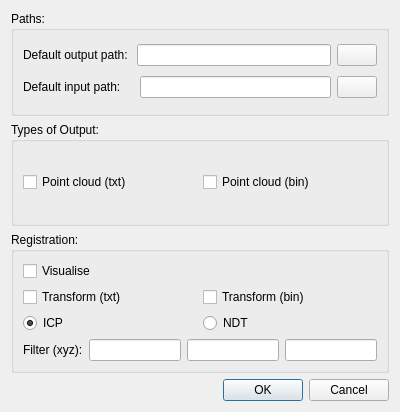
First picture: the form in src/PointCloudProcessingFrontend/Widgets/Ponnector/ponnector_settings.ui, repository ALEXJAZZ008008/PointCloudProcessing, before the edit.
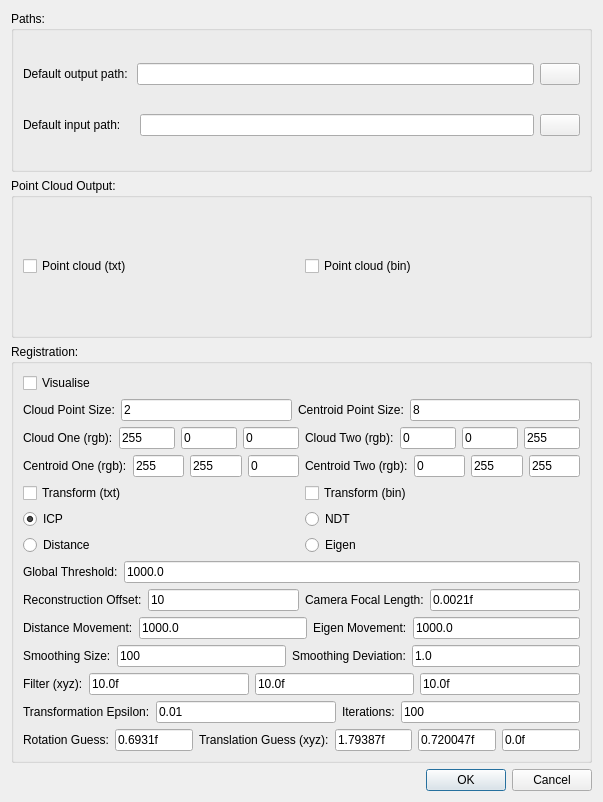
Second picture: the form after the edit. Icons and pictures are not drawn.

```diff
--- a/src/PointCloudProcessingFrontend/Widgets/Ponnector/ponnector_settings.ui
+++ b/src/PointCloudProcessingFrontend/Widgets/Ponnector/ponnector_settings.ui
@@ -6,8 +6,8 @@
    <rect>
     <x>0</x>
     <y>0</y>
-    <width>400</width>
-    <height>412</height>
+    <width>603</width>
+    <height>802</height>
    </rect>
   </property>
   <property name="windowTitle">
@@ -19,7 +19,7 @@
      <item row="1" column="0">
       <widget class="QGroupBox" name="groupBox_2">
        <property name="title">
-        <string>Types of Output:</string>
+        <string>Point Cloud Output:</string>
        </property>
        <layout class="QGridLayout" name="gridLayout_5">
         <item row="2" column="0" colspan="2">
@@ -49,6 +49,173 @@
         <string>Registration:</string>
        </property>
        <layout class="QGridLayout" name="gridLayout_4">
+        <item row="9" column="0">
+         <layout class="QHBoxLayout" name="horizontalLayout_10">
+          <item>
+           <widget class="QLabel" name="label_8">
+            <property name="text">
+             <string>Distance Movement:</string>
+            </property>
+           </widget>
+          </item>
+          <item>
+           <widget class="QLineEdit" name="le_register_dm">
+            <property name="text">
+             <string>1000.0</string>
+            </property>
+           </widget>
+          </item>
+          <item>
+           <widget class="QLabel" name="label_7">
+            <property name="text">
+             <string>Eigen Movement:</string>
+            </property>
+           </widget>
+          </item>
+          <item>
+           <widget class="QLineEdit" name="le_register_em">
+            <property name="text">
+             <string>1000.0</string>
+            </property>
+           </widget>
+          </item>
+         </layout>
+        </item>
+        <item row="10" column="0">
+         <layout class="QHBoxLayout" name="horizontalLayout_11">
+          <item>
+           <widget class="QLabel" name="label_10">
+            <property name="text">
+             <string>Smoothing Size:</string>
+            </property>
+           </widget>
+          </item>
+          <item>
+           <widget class="QLineEdit" name="le_register_ss">
+            <property name="text">
+             <string>100</string>
+            </property>
+           </widget>
+          </item>
+          <item>
+           <widget class="QLabel" name="label_9">
+            <property name="text">
+             <string>Smoothing Deviation:</string>
+            </property>
+           </widget>
+          </item>
+          <item>
+           <widget class="QLineEdit" name="le_register_sd">
+            <property name="text">
+             <string>1.0</string>
+            </property>
+           </widget>
+          </item>
+         </layout>
+        </item>
+        <item row="7" column="0">
+         <layout class="QHBoxLayout" name="horizontalLayout_8">
+          <item>
+           <widget class="QLabel" name="label_4">
+            <property name="text">
+             <string>Global Threshold:</string>
+            </property>
+           </widget>
+          </item>
+          <item>
+           <widget class="QLineEdit" name="le_register_threshold">
+            <property name="text">
+             <string>1000.0</string>
+            </property>
+           </widget>
+          </item>
+         </layout>
+        </item>
+        <item row="6" column="0">
+         <layout class="QHBoxLayout" name="horizontalLayout_7">
+          <item>
+           <widget class="QRadioButton" name="rb_register_distance">
+            <property name="text">
+             <string>Distance</string>
+            </property>
+            <property name="checked">
+             <bool>true</bool>
+            </property>
+           </widget>
+          </item>
+          <item>
+           <widget class="QRadioButton" name="rb_register_eigen">
+            <property name="text">
+             <string>Eigen</string>
+            </property>
+           </widget>
+          </item>
+         </layout>
+        </item>
+        <item row="14" column="0">
+         <layout class="QHBoxLayout" name="horizontalLayout_12">
+          <item>
+           <widget class="QLabel" name="label_12">
+            <property name="text">
+             <string>Transformation Epsilon:</string>
+            </property>
+           </widget>
+          </item>
+          <item>
+           <widget class="QLineEdit" name="le_register_te">
+            <property name="text">
+             <string>0.01</string>
+            </property>
+           </widget>
+          </item>
+          <item>
+           <widget class="QLabel" name="label_11">
+            <property name="text">
+             <string>Iterations:</string>
+            </property>
+           </widget>
+          </item>
+          <item>
+           <widget class="QLineEdit" name="le_register_iterations">
+            <property name="text">
+             <string>100</string>
+            </property>
+           </widget>
+          </item>
+         </layout>
+        </item>
+        <item row="8" column="0">
+         <layout class="QHBoxLayout" name="horizontalLayout_9">
+          <item>
+           <widget class="QLabel" name="label_6">
+            <property name="text">
+             <string>Reconstruction Offset:</string>
+            </property>
+           </widget>
+          </item>
+          <item>
+           <widget class="QLineEdit" name="le_register_offset">
+            <property name="text">
+             <string>10</string>
+            </property>
+           </widget>
+          </item>
+          <item>
+           <widget class="QLabel" name="label_5">
+            <property name="text">
+             <string>Camera Focal Length:</string>
+            </property>
+           </widget>
+          </item>
+          <item>
+           <widget class="QLineEdit" name="le_register_fl">
+            <property name="text">
+             <string>0.0021f</string>
+            </property>
+           </widget>
+          </item>
+         </layout>
+        </item>
         <item row="0" column="0">
          <widget class="QCheckBox" name="_chk_register_vis">
           <property name="text">
@@ -56,7 +223,7 @@
           </property>
          </widget>
         </item>
-        <item row="10" column="0">
+        <item row="13" column="0">
          <layout class="QHBoxLayout" name="horizontalLayout_4">
           <item>
            <widget class="QLabel" name="label_3">
@@ -66,17 +233,29 @@
            </widget>
           </item>
           <item>
-           <widget class="QLineEdit" name="le_register_filter_x"/>
+           <widget class="QLineEdit" name="le_register_filter_x">
+            <property name="text">
+             <string>10.0f</string>
+            </property>
+           </widget>
           </item>
           <item>
-           <widget class="QLineEdit" name="le_register_filter_y"/>
+           <widget class="QLineEdit" name="le_register_filter_y">
+            <property name="text">
+             <string>10.0f</string>
+            </property>
+           </widget>
           </item>
           <item>
-           <widget class="QLineEdit" name="le_register_filter_z"/>
+           <widget class="QLineEdit" name="le_register_filter_z">
+            <property name="text">
+             <string>10.0f</string>
+            </property>
+           </widget>
           </item>
          </layout>
         </item>
-        <item row="2" column="0">
+        <item row="5" column="0">
          <layout class="QGridLayout" name="gridLayout_3">
           <item row="0" column="0">
            <widget class="QRadioButton" name="rb_register_icp">
@@ -100,7 +279,7 @@
           </item>
          </layout>
         </item>
-        <item row="1" column="0">
+        <item row="4" column="0">
          <layout class="QHBoxLayout" name="horizontalLayout_3">
           <item>
            <widget class="QCheckBox" name="_chk_register_tr_txt">
@@ -121,6 +300,204 @@
           </item>
          </layout>
         </item>
+        <item row="1" column="0">
+         <layout class="QHBoxLayout" name="horizontalLayout_14">
+          <item>
+           <widget class="QLabel" name="label_16">
+            <property name="text">
+             <string>Cloud Point Size:</string>
+            </property>
+           </widget>
+          </item>
+          <item>
+           <widget class="QLineEdit" name="le_register_cloudps">
+            <property name="text">
+             <string>2</string>
+            </property>
+           </widget>
+          </item>
+          <item>
+           <widget class="QLabel" name="label_15">
+            <property name="text">
+             <string>Centroid Point Size:</string>
+            </property>
+           </widget>
+          </item>
+          <item>
+           <widget class="QLineEdit" name="le_register_centps">
+            <property name="text">
+             <string>8</string>
+            </property>
+           </widget>
+          </item>
+         </layout>
+        </item>
+        <item row="2" column="0">
+         <layout class="QHBoxLayout" name="horizontalLayout_15">
+          <item>
+           <widget class="QLabel" name="label_18">
+            <property name="text">
+             <string>Cloud One (rgb):</string>
+            </property>
+           </widget>
+          </item>
+          <item>
+           <widget class="QLineEdit" name="le_register_cloud1r">
+            <property name="text">
+             <string>255</string>
+            </property>
+           </widget>
+          </item>
+          <item>
+           <widget class="QLineEdit" name="le_register_cloud1g">
+            <property name="text">
+             <string>0</string>
+            </property>
+           </widget>
+          </item>
+          <item>
+           <widget class="QLineEdit" name="le_register_cloud1b">
+            <property name="text">
+             <string>0</string>
+            </property>
+           </widget>
+          </item>
+          <item>
+           <widget class="QLabel" name="label_17">
+            <property name="text">
+             <string>Cloud Two (rgb):</string>
+            </property>
+           </widget>
+          </item>
+          <item>
+           <widget class="QLineEdit" name="le_register_cloud2r">
+            <property name="text">
+             <string>0</string>
+            </property>
+           </widget>
+          </item>
+          <item>
+           <widget class="QLineEdit" name="le_register_cloud2g">
+            <property name="text">
+             <string>0</string>
+            </property>
+           </widget>
+          </item>
+          <item>
+           <widget class="QLineEdit" name="le_register_cloud2b">
+            <property name="text">
+             <string>255</string>
+            </property>
+           </widget>
+          </item>
+         </layout>
+        </item>
+        <item row="15" column="0">
+         <layout class="QHBoxLayout" name="horizontalLayout_13">
+          <item>
+           <widget class="QLabel" name="label_14">
+            <property name="text">
+             <string>Rotation Guess:</string>
+            </property>
+           </widget>
+          </item>
+          <item>
+           <widget class="QLineEdit" name="le_register_rg">
+            <property name="text">
+             <string>0.6931f</string>
+            </property>
+           </widget>
+          </item>
+          <item>
+           <widget class="QLabel" name="label_13">
+            <property name="text">
+             <string>Translation Guess (xyz):</string>
+            </property>
+           </widget>
+          </item>
+          <item>
+           <widget class="QLineEdit" name="le_register_tgx">
+            <property name="text">
+             <string>1.79387f</string>
+            </property>
+           </widget>
+          </item>
+          <item>
+           <widget class="QLineEdit" name="le_register_tgy">
+            <property name="text">
+             <string>0.720047f</string>
+            </property>
+           </widget>
+          </item>
+          <item>
+           <widget class="QLineEdit" name="le_register_tgz">
+            <property name="text">
+             <string>0.0f</string>
+            </property>
+           </widget>
+          </item>
+         </layout>
+        </item>
+        <item row="3" column="0">
+         <layout class="QHBoxLayout" name="horizontalLayout_16">
+          <item>
+           <widget class="QLabel" name="label_20">
+            <property name="text">
+             <string>Centroid One (rgb):</string>
+            </property>
+           </widget>
+          </item>
+          <item>
+           <widget class="QLineEdit" name="le_register_cent1r">
+            <property name="text">
+             <string>255</string>
+            </property>
+           </widget>
+          </item>
+          <item>
+           <widget class="QLineEdit" name="le_register_cent1g">
+            <property name="text">
+             <string>255</string>
+            </property>
+           </widget>
+          </item>
+          <item>
+           <widget class="QLineEdit" name="le_register_cent1b">
+            <property name="text">
+             <string>0</string>
+            </property>
+           </widget>
+          </item>
+          <item>
+           <widget class="QLabel" name="label_19">
+            <property name="text">
+             <string>Centroid Two (rgb):</string>
+            </property>
+           </widget>
+          </item>
+          <item>
+           <widget class="QLineEdit" name="le_register_cent2r">
+            <property name="text">
+             <string>0</string>
+            </property>
+           </widget>
+          </item>
+          <item>
+           <widget class="QLineEdit" name="le_register_cent2g">
+            <property name="text">
+             <string>255</string>
+            </property>
+           </widget>
+          </item>
+          <item>
+           <widget class="QLineEdit" name="le_register_cent2b">
+            <property name="text">
+             <string>255</string>
+            </property>
+           </widget>
+          </item>
+         </layout>
+        </item>
        </layout>
       </widget>
      </item>
```
